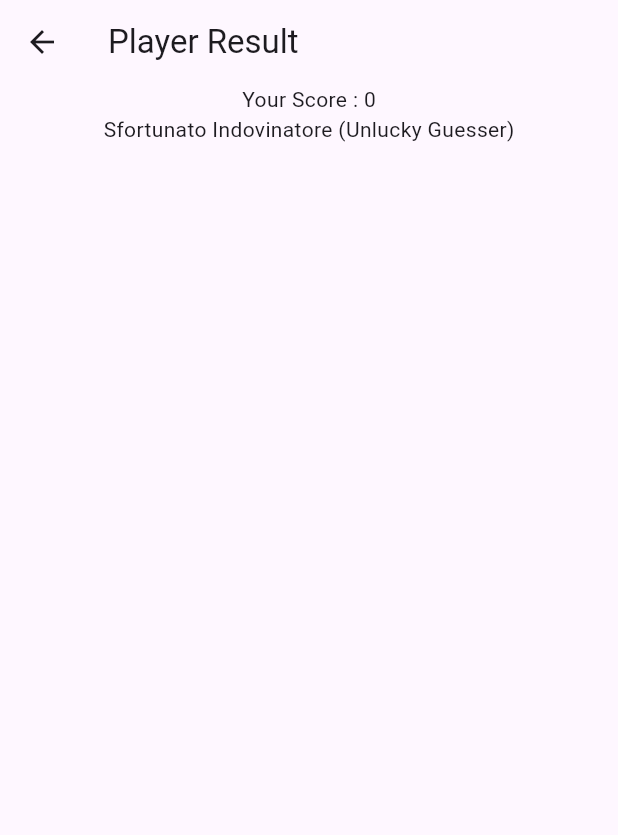
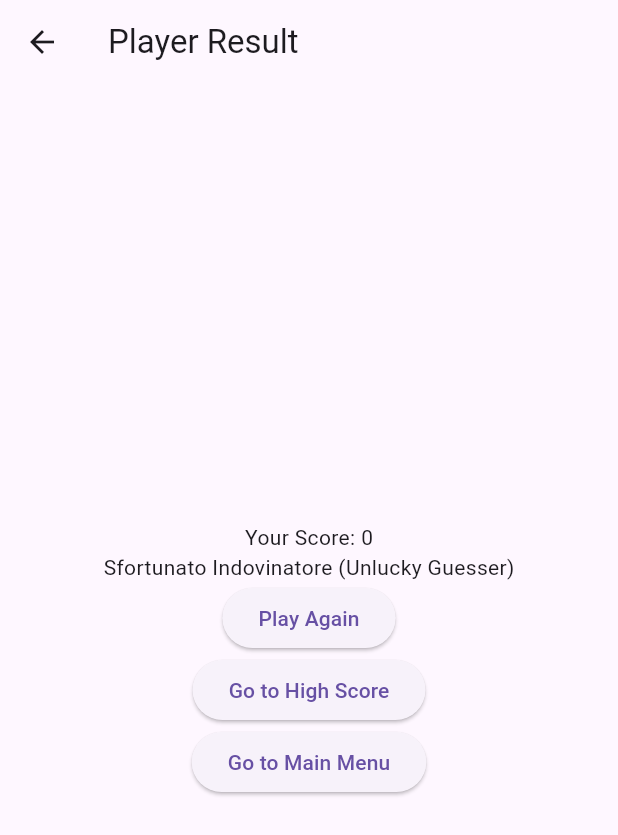
Before and after one commit to CatherineBC/ET_UTS, a Flutter app: the result screen opened directly with empty values, on a phone screen of 412 x 824 dp. Shown: the top 835 px of the screen. Run offline on Flutter 3.47's test engine with Material 3 defaults, Android fonts, the phone set to English and light mode, and no system bars; our stand-ins replace percent_indicator, shared_preferences; accounts and stored records are empty.

Commit message:
result doneee

```diff
--- a/memorimage_160421082_160421046/lib/screen/result.dart
+++ b/memorimage_160421082_160421046/lib/screen/result.dart
@@ -1,5 +1,9 @@
 
 import 'package:flutter/material.dart';
+import 'package:flutter/widgets.dart';
+import 'package:memorimage_160421082_160421046/main.dart';
+import 'package:memorimage_160421082_160421046/screen/game.dart';
+import 'package:memorimage_160421082_160421046/screen/highscore.dart';
 
 class result extends StatelessWidget {
   final int score;
@@ -21,15 +25,53 @@ class result extends StatelessWidget {
   }
 
 
-  @override
+   @override
   Widget build(BuildContext context) {
     return Scaffold(
       appBar: AppBar(
         title: Text('Player Result'),
       ),
       body: Center(
-        child:Column(children: [Text("Your Score : " + score.toString()),
-        Text(coba(score))])
+        child: Column(
+          mainAxisAlignment: MainAxisAlignment.center,
+          children: [
+            Text("Your Score: $score"),
+            Text(coba(score)),
+            ElevatedButton(
+              onPressed: () {
+                Navigator.push(
+                  context,
+                  MaterialPageRoute(
+                    builder: (context) => Game(),
+                  ),
+                );
+              },
+              child: Text('Play Again'),
+            ),
+            ElevatedButton(
+              onPressed: () {
+                Navigator.push(
+                  context,
+                  MaterialPageRoute(
+                    builder: (context) => HighScore(),
+                  ),
+                );
+              },
+              child: Text('Go to High Score'),
+            ),
+            ElevatedButton(
+              onPressed: () {
+                Navigator.push(
+                  context,
+                  MaterialPageRoute(
+                    builder: (context) => MyApp(),
+                  ),
+                );
+              },
+              child: Text('Go to Main Menu'),
+            ),
+          ],
+        ),
       ),
     );
   }
```
